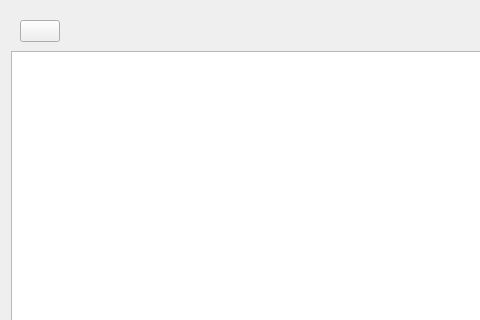
blackpill0w/Password-Manager, file UI/loggedInFrame.ui: the form before one commit; both pictures show x 0 to 480 and y 0 to 320 of the 700 by 600 pixel window.
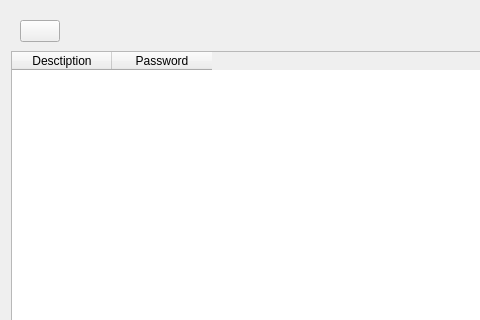
The form after the commit. Icons and pictures are not drawn.

Commit message: Added Ability To Get Passwords When Logged In

What changed in the file:
```diff
--- a/UI/loggedInFrame.ui
+++ b/UI/loggedInFrame.ui
@@ -104,10 +104,17 @@
       </widget>
      </item>
      <item>
-      <widget class="QTableView" name="dataTable">
-       <property name="statusTip">
-        <string>Passwords</string>
-       </property>
+      <widget class="QTableWidget" name="dataTable">
+       <column>
+        <property name="text">
+         <string>Desctiption</string>
+        </property>
+       </column>
+       <column>
+        <property name="text">
+         <string>Password</string>
+        </property>
+       </column>
       </widget>
      </item>
     </layout>
```
Left out of the diff: 7 changed lines with no effect on the pictures. The commit also changes 3 other files.
